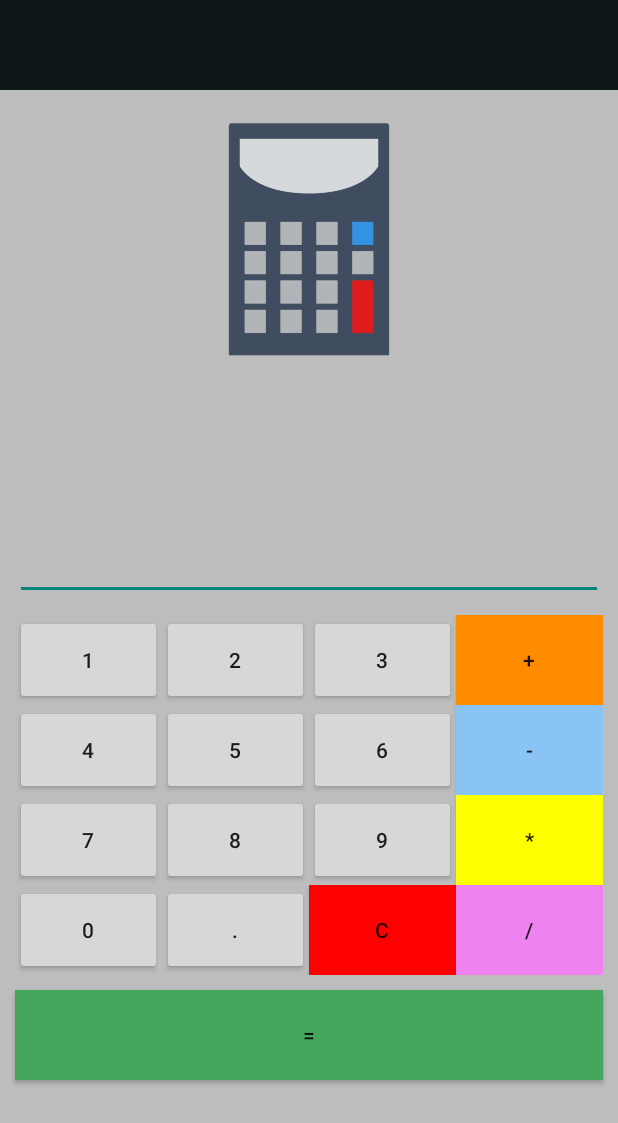
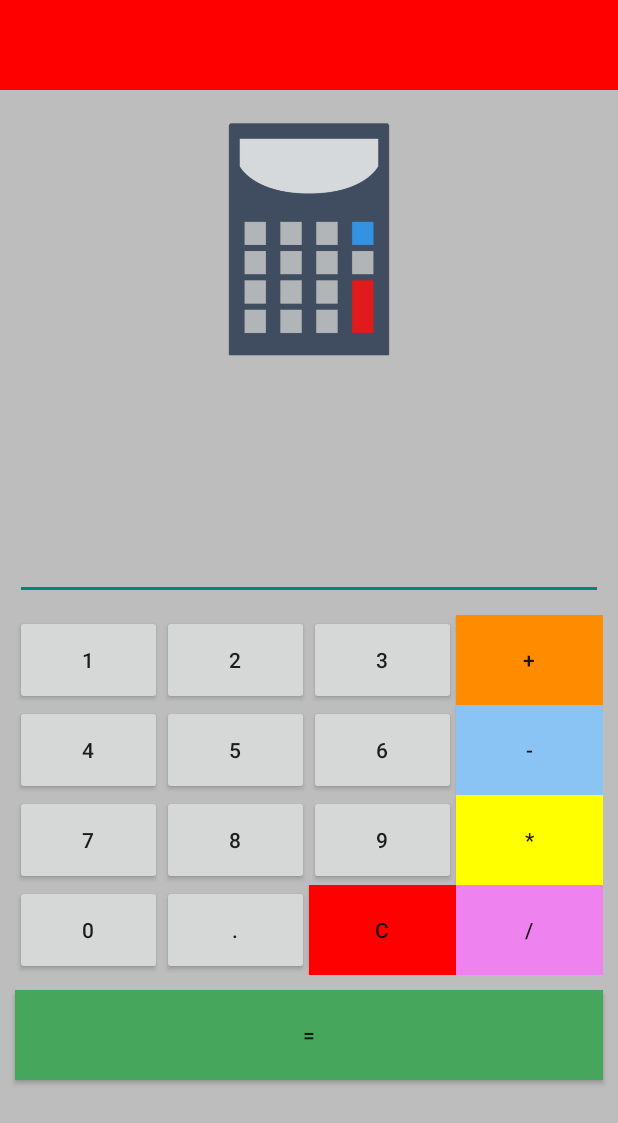
Before and after one commit to woobendjy/Calculator_App, an Android app: the screen it shows after launch (MainActivity), on a phone screen of 412 x 824 dp. Shown: the top 1123 px of the screen. Run offline under Robolectric (Android 15) with nearby library versions, the phone set to English and light mode, and no system bars.

Commit message:
modify de la barre tite

```diff
--- a/app/src/main/res/layout/activity_main.xml
+++ b/app/src/main/res/layout/activity_main.xml
@@ -10,7 +10,7 @@
         android:layout_width="match_parent"
         android:layout_height="60dp"
         android:orientation="horizontal"
-        android:background="@color/dark_slate_gray"></LinearLayout>
+        android:background="@color/red"></LinearLayout>
 
     <ImageView
         android:id="@+id/imageView"
```
